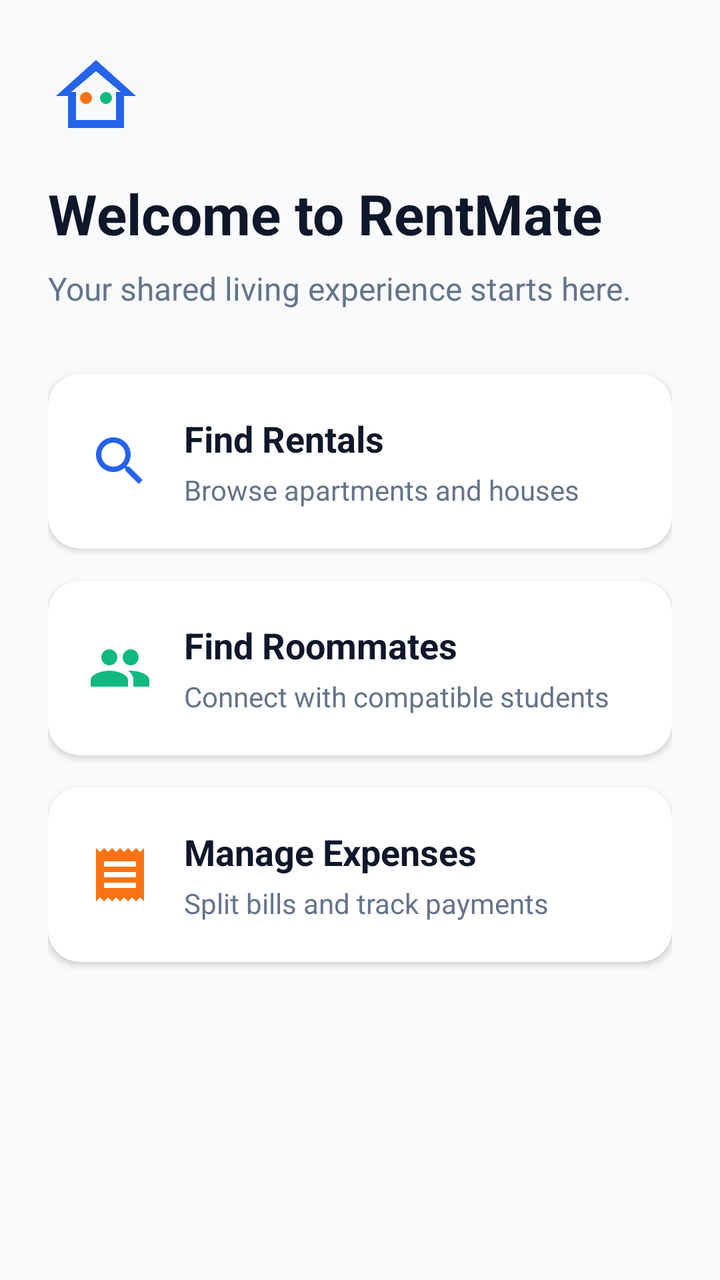
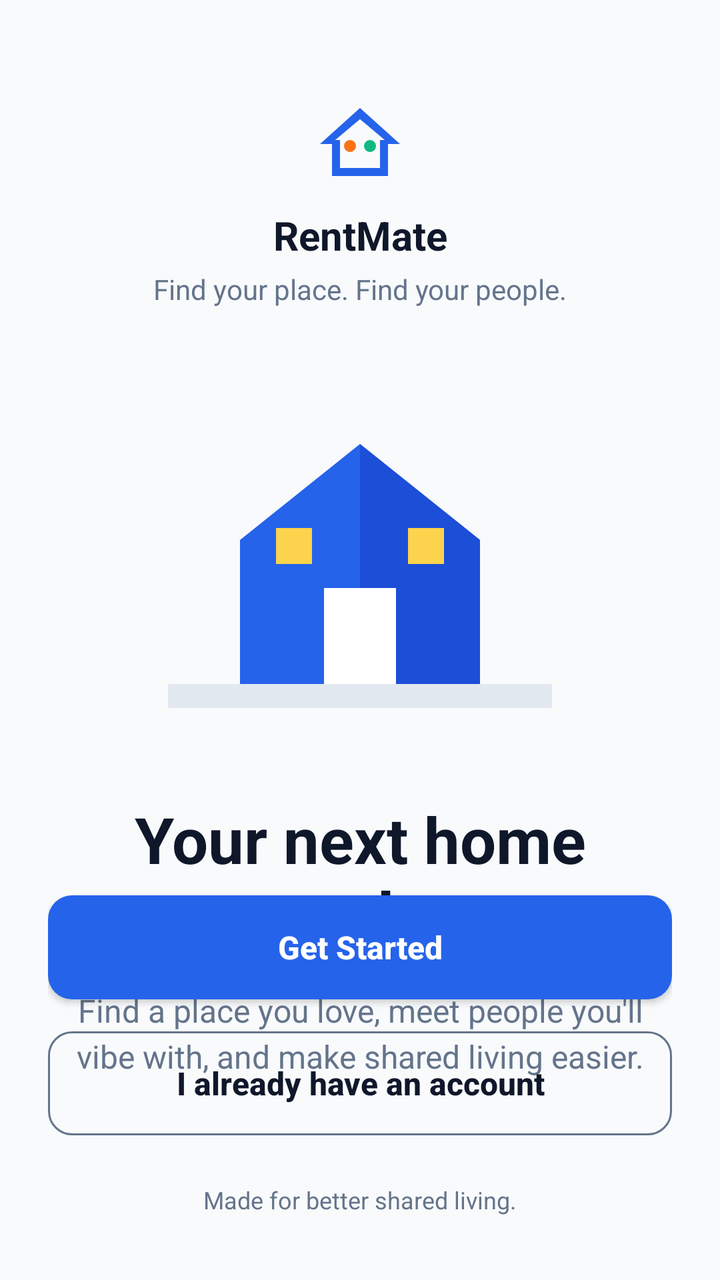

An Android layout rendered at two revisions. The XML below is the earlier revision; the diff shows what the commit changed to produce the second picture.
<!-- AndroidManifest.xml: application theme Theme.RentMate -->
<!-- res/layout/activity_main.xml -->
<?xml version="1.0" encoding="utf-8"?>
<ScrollView xmlns:android="http://schemas.android.com/apk/res/android"
    xmlns:app="http://schemas.android.com/apk/res-auto"
    xmlns:tools="http://schemas.android.com/tools"
    android:id="@+id/main"
    android:layout_width="match_parent"
    android:layout_height="match_parent"
    android:background="@color/background"
    tools:context=".activities.MainActivity">

    <LinearLayout
        android:layout_width="match_parent"
        android:layout_height="wrap_content"
        android:orientation="vertical"
        android:padding="24dp">

        <ImageView
            android:layout_width="48dp"
            android:layout_height="48dp"
            android:src="@drawable/ic_logo"
            android:layout_marginBottom="16dp"
            android:contentDescription="@string/app_name" />

        <TextView
            android:layout_width="wrap_content"
            android:layout_height="wrap_content"
            android:text="@string/welcome_to_rentmate"
            android:textColor="@color/dark_navy"
            android:textSize="28sp"
            android:textStyle="bold" />

        <TextView
            android:layout_width="wrap_content"
            android:layout_height="wrap_content"
            android:text="@string/welcome_subtitle"
            android:textColor="@color/slate"
            android:textSize="16sp"
            android:layout_marginTop="8dp"
            android:layout_marginBottom="32dp" />

        
        <com.google.android.material.card.MaterialCardView
            android:layout_width="match_parent"
            android:layout_height="wrap_content"
            android:layout_marginBottom="16dp"
            app:cardCornerRadius="16dp"
            app:cardElevation="2dp"
            app:strokeWidth="0dp">

            <LinearLayout
                android:layout_width="match_parent"
                android:layout_height="wrap_content"
                android:orientation="horizontal"
                android:padding="20dp"
                android:gravity="center_vertical">

                <ImageView
                    android:layout_width="32dp"
                    android:layout_height="32dp"
                    android:src="@drawable/ic_search"
                    android:contentDescription="@string/cd_search" />

                <LinearLayout
                    android:layout_width="0dp"
                    android:layout_height="wrap_content"
                    android:layout_weight="1"
                    android:orientation="vertical"
                    android:layout_marginStart="16dp">

                    <TextView
                        android:layout_width="wrap_content"
                        android:layout_height="wrap_content"
                        android:text="@string/find_rentals"
                        android:textSize="18sp"
                        android:textStyle="bold"
                        android:textColor="@color/dark_navy" />

                    <TextView
                        android:layout_width="wrap_content"
                        android:layout_height="wrap_content"
                        android:text="@string/find_rentals_desc"
                        android:textSize="14sp"
                        android:textColor="@color/slate"
                        android:layout_marginTop="4dp" />
                </LinearLayout>
            </LinearLayout>
        </com.google.android.material.card.MaterialCardView>

        
        <com.google.android.material.card.MaterialCardView
            android:layout_width="match_parent"
            android:layout_height="wrap_content"
            android:layout_marginBottom="16dp"
            app:cardCornerRadius="16dp"
            app:cardElevation="2dp"
            app:strokeWidth="0dp">

            <LinearLayout
                android:layout_width="match_parent"
                android:layout_height="wrap_content"
                android:orientation="horizontal"
                android:padding="20dp"
                android:gravity="center_vertical">

                <ImageView
                    android:layout_width="32dp"
                    android:layout_height="32dp"
                    android:src="@drawable/ic_people"
                    android:contentDescription="@string/cd_people" />

                <LinearLayout
                    android:layout_width="0dp"
                    android:layout_height="wrap_content"
                    android:layout_weight="1"
                    android:orientation="vertical"
                    android:layout_marginStart="16dp">

                    <TextView
                        android:layout_width="wrap_content"
                        android:layout_height="wrap_content"
                        android:text="@string/find_roommates"
                        android:textSize="18sp"
                        android:textStyle="bold"
                        android:textColor="@color/dark_navy" />

                    <TextView
                        android:layout_width="wrap_content"
                        android:layout_height="wrap_content"
                        android:text="@string/find_roommates_desc"
                        android:textSize="14sp"
                        android:textColor="@color/slate"
                        android:layout_marginTop="4dp" />
                </LinearLayout>
            </LinearLayout>
        </com.google.android.material.card.MaterialCardView>

        
        <com.google.android.material.card.MaterialCardView
            android:layout_width="match_parent"
            android:layout_height="wrap_content"
            android:layout_marginBottom="16dp"
            app:cardCornerRadius="16dp"
            app:cardElevation="2dp"
            app:strokeWidth="0dp">

            <LinearLayout
                android:layout_width="match_parent"
                android:layout_height="wrap_content"
                android:orientation="horizontal"
                android:padding="20dp"
                android:gravity="center_vertical">

                <ImageView
                    android:layout_width="32dp"
                    android:layout_height="32dp"
                    android:src="@drawable/ic_receipt"
                    android:contentDescription="@string/cd_receipt" />

                <LinearLayout
                    android:layout_width="0dp"
                    android:layout_height="wrap_content"
                    android:layout_weight="1"
                    android:orientation="vertical"
                    android:layout_marginStart="16dp">

                    <TextView
                        android:layout_width="wrap_content"
                        android:layout_height="wrap_content"
                        android:text="@string/manage_expenses"
                        android:textSize="18sp"
                        android:textStyle="bold"
                        android:textColor="@color/dark_navy" />

                    <TextView
                        android:layout_width="wrap_content"
                        android:layout_height="wrap_content"
                        android:text="@string/manage_expenses_desc"
                        android:textSize="14sp"
                        android:textColor="@color/slate"
                        android:layout_marginTop="4dp" />
                </LinearLayout>
            </LinearLayout>
        </com.google.android.material.card.MaterialCardView>

    </LinearLayout>
</ScrollView>
<!-- resources referenced by this layout -->
<resources>
  <color name="background">#F8FAFC</color>
  <color name="dark_navy">#0F172A</color>
  <color name="slate">#64748B</color>
  <!-- drawable ic_people (drawable) -->
  <vector xmlns:android="http://schemas.android.com/apk/res/android"
      android:width="24dp"
      android:height="24dp"
      android:viewportWidth="24"
      android:viewportHeight="24"
      android:tint="#10B981">
      <path
          android:fillColor="@android:color/white"
          android:pathData="M16 11c1.66 0 2.99-1.34 2.99-3S17.66 5 16 5c-1.66 0-3 1.34-3 3s1.34 3 3 3zm-8 0c1.66 0 2.99-1.34 2.99-3S9.66 5 8 5C6.34 5 5 6.34 5 8s1.34 3 3 3zm0 2c-2.33 0-7 1.17-7 3.5V19h14v-2.5c0-2.33-4.67-3.5-7-3.5zm8 0c-.29 0-.62.02-.97.05 1.16.84 1.97 1.97 1.97 3.45V19h6v-2.5c0-2.33-4.67-3.5-7-3.5z"/>
  </vector>
  <!-- drawable ic_receipt (drawable) -->
  <vector xmlns:android="http://schemas.android.com/apk/res/android"
      android:width="24dp"
      android:height="24dp"
      android:viewportWidth="24"
      android:viewportHeight="24"
      android:tint="#F97316">
      <path
          android:fillColor="@android:color/white"
          android:pathData="M18 17H6v-2h12v2zm0-4H6v-2h12v2zm0-4H6V7h12v2zM3 22l1.5-1.5L6 22l1.5-1.5L9 22l1.5-1.5L12 22l1.5-1.5L15 22l1.5-1.5L18 22l1.5-1.5L21 22V2l-1.5 1.5L18 2l-1.5 1.5L15 2l-1.5 1.5L12 2l-1.5 1.5L9 2 7.5 3.5 6 2 4.5 3.5 3 2v20z"/>
  </vector>
  <!-- drawable ic_search (drawable) -->
  <vector xmlns:android="http://schemas.android.com/apk/res/android"
      android:width="24dp"
      android:height="24dp"
      android:viewportWidth="24"
      android:viewportHeight="24"
      android:tint="#2563EB">
      <path
          android:fillColor="@android:color/white"
          android:pathData="M15.5,14h-0.79l-0.28,-0.27C15.41,12.59 16,11.11 16,9.5 16,5.91 13.09,3 9.5,3S3,5.91 3,9.5 5.91,16 9.5,16c1.61,0 3.09,-0.59 4.23,-1.57l0.27,0.28v0.79l5,4.99L20.49,19l-4.99,-5zM9.5,14C7.01,14 5,11.99 5,9.5S7.01,5 9.5,5 14,7.01 14,9.5 11.99,14 9.5,14z"/>
  </vector>
  <string name="app_name">RentMate</string>
  <string name="cd_people">People</string>
  <string name="cd_receipt">Receipt</string>
  <string name="cd_search">Search</string>
  <string name="find_rentals">Find Rentals</string>
  <string name="find_rentals_desc">Browse apartments and houses</string>
  <string name="find_roommates">Find Roommates</string>
  <string name="find_roommates_desc">Connect with compatible students</string>
  <string name="manage_expenses">Manage Expenses</string>
  <string name="manage_expenses_desc">Split bills and track payments</string>
  <string name="welcome_subtitle">Your shared living experience starts here.</string>
  <string name="welcome_to_rentmate">Welcome to RentMate</string>
  <style name="Theme.RentMate" parent="Base.Theme.RentMate" />
  <color name="primary">#2563EB</color>
  <color name="primary_dark">#1D4ED8</color>
  <color name="white">#FFFFFF</color>
  <color name="emerald">#10B981</color>
  <color name="coral">#F43F5E</color>
  <style name="Widget.RentMate.CardView" parent="Widget.MaterialComponents.CardView">
          <item name="cardCornerRadius">@dimen/corner_radius_large</item>
          <item name="cardElevation">@dimen/card_elevation</item>
          <item name="cardBackgroundColor">@color/white</item>
          <item name="strokeWidth">0dp</item>
      </style>
  <style name="Widget.RentMate.Button" parent="Widget.MaterialComponents.Button">
          <item name="cornerRadius">@dimen/corner_radius_medium</item>
          <item name="android:paddingTop">14dp</item>
          <item name="android:paddingBottom">14dp</item>
          <item name="android:minHeight">@dimen/button_height</item>
          <item name="android:insetTop">0dp</item>
          <item name="android:insetBottom">0dp</item>
      </style>
  <dimen name="corner_radius_large">16dp</dimen>
  <dimen name="card_elevation">2dp</dimen>
  <dimen name="corner_radius_medium">12dp</dimen>
  <dimen name="button_height">52dp</dimen>
  <!-- unchanged entries left out for length: 2 -->
</resources>

<!-- the commit's change to res/layout/activity_main.xml (unified diff, before → after) -->
@@ -1,5 +1,5 @@
 <?xml version="1.0" encoding="utf-8"?>
-<ScrollView xmlns:android="http://schemas.android.com/apk/res/android"
+<androidx.constraintlayout.widget.ConstraintLayout xmlns:android="http://schemas.android.com/apk/res/android"
     xmlns:app="http://schemas.android.com/apk/res-auto"
     xmlns:tools="http://schemas.android.com/tools"
     android:id="@+id/main"
@@ -8,179 +8,124 @@
     android:background="@color/background"
     tools:context=".activities.MainActivity">
 
-    <LinearLayout
+    <ScrollView
         android:layout_width="match_parent"
-        android:layout_height="wrap_content"
-        android:orientation="vertical"
-        android:padding="24dp">
+        android:layout_height="match_parent"
+        android:fillViewport="true">
 
-        <ImageView
-            android:layout_width="48dp"
-            android:layout_height="48dp"
-            android:src="@drawable/ic_logo"
-            android:layout_marginBottom="16dp"
-            android:contentDescription="@string/app_name" />
-
-        <TextView
-            android:layout_width="wrap_content"
-            android:layout_height="wrap_content"
-            android:text="@string/welcome_to_rentmate"
-            android:textColor="@color/dark_navy"
-            android:textSize="28sp"
-            android:textStyle="bold" />
-
-        <TextView
-            android:layout_width="wrap_content"
-            android:layout_height="wrap_content"
-            android:text="@string/welcome_subtitle"
-            android:textColor="@color/slate"
-            android:textSize="16sp"
-            android:layout_marginTop="8dp"
-            android:layout_marginBottom="32dp" />
-
-        
-        <com.google.android.material.card.MaterialCardView
+        <androidx.constraintlayout.widget.ConstraintLayout
             android:layout_width="match_parent"
             android:layout_height="wrap_content"
-            android:layout_marginBottom="16dp"
-            app:cardCornerRadius="16dp"
-            app:cardElevation="2dp"
-            app:strokeWidth="0dp">
+            android:padding="24dp">
 
-            <LinearLayout
+            <ImageView
+                android:id="@+id/ivLogo"
+                android:layout_width="48dp"
+                android:layout_height="48dp"
+                android:src="@drawable/ic_logo"
+                android:contentDescription="@string/cd_logo"
+                app:layout_constraintTop_toTopOf="parent"
+                app:layout_constraintStart_toStartOf="parent"
+                app:layout_constraintEnd_toEndOf="parent"
+                android:layout_marginTop="24dp" />
+
+            <TextView
+                android:id="@+id/tvAppName"
+                android:layout_width="wrap_content"
+                android:layout_height="wrap_content"
+                android:text="@string/app_name"
+                android:textSize="20sp"
+                android:textStyle="bold"
+                android:textColor="@color/dark_navy"
+                app:layout_constraintTop_toBottomOf="@id/ivLogo"
+                app:layout_constraintStart_toStartOf="parent"
+                app:layout_constraintEnd_toEndOf="parent"
+                android:layout_marginTop="8dp" />
+
+            <TextView
+                android:id="@+id/tvTagline"
+                android:layout_width="wrap_content"
+                android:layout_height="wrap_content"
+                android:text="@string/splash_tagline"
+                android:textSize="14sp"
+                android:textColor="@color/slate"
+                app:layout_constraintTop_toBottomOf="@id/tvAppName"
+                app:layout_constraintStart_toStartOf="parent"
+                app:layout_constraintEnd_toEndOf="parent"
+                android:layout_marginTop="4dp" />
+
+            <ImageView
+                android:id="@+id/ivIllustration"
+                android:layout_width="0dp"
+                android:layout_height="180dp"
+                android:src="@drawable/ic_illustration_home"
+                android:contentDescription="@string/cd_illustration"
+                app:layout_constraintTop_toBottomOf="@id/tvTagline"
+                app:layout_constraintStart_toStartOf="parent"
+                app:layout_constraintEnd_toEndOf="parent"
+                android:layout_marginTop="32dp" />
+
+            <TextView
+                android:id="@+id/tvHeading"
+                android:layout_width="0dp"
+                android:layout_height="wrap_content"
+                android:text="@string/welcome_heading"
+                android:textSize="32sp"
+                android:textStyle="bold"
+                android:textColor="@color/dark_navy"
+                android:textAlignment="center"
+                app:layout_constraintTop_toBottomOf="@id/ivIllustration"
+                app:layout_constraintStart_toStartOf="parent"
+                app:layout_constraintEnd_toEndOf="parent"
+                android:layout_marginTop="32dp" />
+
+            <TextView
+                android:id="@+id/tvDesc"
+                android:layout_width="0dp"
+                android:layout_height="wrap_content"
+                android:text="@string/welcome_description"
+                android:textSize="16sp"
+                android:textColor="@color/slate"
+                android:textAlignment="center"
+                android:lineSpacingExtra="4dp"
+                app:layout_constraintTop_toBottomOf="@id/tvHeading"
+                app:layout_constraintStart_toStartOf="parent"
+                app:layout_constraintEnd_toEndOf="parent"
+                android:layout_marginTop="16dp" />
+
+            <com.google.android.material.button.MaterialButton
+                android:id="@+id/btnGetStarted"
                 android:layout_width="match_parent"
                 android:layout_height="wrap_content"
-                android:orientation="horizontal"
-                android:padding="20dp"
-                android:gravity="center_vertical">
+                android:text="@string/get_started"
+                app:layout_constraintBottom_toTopOf="@id/btnLogin"
+                app:layout_constraintStart_toStartOf="parent"
+                app:layout_constraintEnd_toEndOf="parent"
+                android:layout_marginBottom="16dp" />
 
-                <ImageView
-                    android:layout_width="32dp"
-                    android:layout_height="32dp"
-                    android:src="@drawable/ic_search"
-                    android:contentDescription="@string/cd_search" />
-
-                <LinearLayout
-                    android:layout_width="0dp"
-                    android:layout_height="wrap_content"
-                    android:layout_weight="1"
-                    android:orientation="vertical"
-                    android:layout_marginStart="16dp">
-
-                    <TextView
-                        android:layout_width="wrap_content"
-                        android:layout_height="wrap_content"
-                        android:text="@string/find_rentals"
-                        android:textSize="18sp"
-                        android:textStyle="bold"
-                        android:textColor="@color/dark_navy" />
-
-                    <TextView
-                        android:layout_width="wrap_content"
-                        android:layout_height="wrap_content"
-                        android:text="@string/find_rentals_desc"
-                        android:textSize="14sp"
-                        android:textColor="@color/slate"
-                        android:layout_marginTop="4dp" />
-                </LinearLayout>
-            </LinearLayout>
-        </com.google.android.material.card.MaterialCardView>
-
-        
-        <com.google.android.material.card.MaterialCardView
-            android:layout_width="match_parent"
-            android:layout_height="wrap_content"
-            android:layout_marginBottom="16dp"
-            app:cardCornerRadius="16dp"
-            app:cardElevation="2dp"
-            app:strokeWidth="0dp">
-
-            <LinearLayout
+            <com.google.android.material.button.MaterialButton
+                android:id="@+id/btnLogin"
+                style="@style/Widget.RentMate.Button.Outlined"
                 android:layout_width="match_parent"
                 android:layout_height="wrap_content"
-                android:orientation="horizontal"
-                android:padding="20dp"
-                android:gravity="center_vertical">
+                android:text="@string/already_have_account"
+                app:layout_constraintBottom_toTopOf="@id/tvFooter"
+                app:layout_constraintStart_toStartOf="parent"
+                app:layout_constraintEnd_toEndOf="parent"
+                android:layout_marginBottom="24dp" />
 
-                <ImageView
-                    android:layout_width="32dp"
-                    android:layout_height="32dp"
-                    android:src="@drawable/ic_people"
-                    android:contentDescription="@string/cd_people" />
+            <TextView
+                android:id="@+id/tvFooter"
+                android:layout_width="wrap_content"
+                android:layout_height="wrap_content"
+                android:text="@string/welcome_footer"
+                android:textSize="12sp"
+                android:textColor="@color/slate"
+                app:layout_constraintBottom_toBottomOf="parent"
+                app:layout_constraintStart_toStartOf="parent"
+                app:layout_constraintEnd_toEndOf="parent"
+                android:layout_marginBottom="8dp" />
 
-                <LinearLayout
-                    android:layout_width="0dp"
-                    android:layout_height="wrap_content"
-                    android:layout_weight="1"
-                    android:orientation="vertical"
-                    android:layout_marginStart="16dp">
-
-                    <TextView
-                        android:layout_width="wrap_content"
-                        android:layout_height="wrap_content"
-                        android:text="@string/find_roommates"
-                        android:textSize="18sp"
-                        android:textStyle="bold"
-                        android:textColor="@color/dark_navy" />
-
-                    <TextView
-                        android:layout_width="wrap_content"
-                        android:layout_height="wrap_content"
-                        android:text="@string/find_roommates_desc"
-                        android:textSize="14sp"
-                        android:textColor="@color/slate"
-                        android:layout_marginTop="4dp" />
-                </LinearLayout>
-            </LinearLayout>
-        </com.google.android.material.card.MaterialCardView>
-
-        
-        <com.google.android.material.card.MaterialCardView
-            android:layout_width="match_parent"
-            android:layout_height="wrap_content"
-            android:layout_marginBottom="16dp"
-            app:cardCornerRadius="16dp"
-            app:cardElevation="2dp"
-            app:strokeWidth="0dp">
-
-            <LinearLayout
-                android:layout_width="match_parent"
-                android:layout_height="wrap_content"
-                android:orientation="horizontal"
-                android:padding="20dp"
-                android:gravity="center_vertical">
-
-                <ImageView
-                    android:layout_width="32dp"
-                    android:layout_height="32dp"
-                    android:src="@drawable/ic_receipt"
-                    android:contentDescription="@string/cd_receipt" />
-
-                <LinearLayout
-                    android:layout_width="0dp"
-                    android:layout_height="wrap_content"
-                    android:layout_weight="1"
-                    android:orientation="vertical"
-                    android:layout_marginStart="16dp">
-
-                    <TextView
-                        android:layout_width="wrap_content"
-                        android:layout_height="wrap_content"
-                        android:text="@string/manage_expenses"
-                        android:textSize="18sp"
-                        android:textStyle="bold"
-                        android:textColor="@color/dark_navy" />
-
-                    <TextView
-                        android:layout_width="wrap_content"
-                        android:layout_height="wrap_content"
-                        android:text="@string/manage_expenses_desc"
-                        android:textSize="14sp"
-                        android:textColor="@color/slate"
-                        android:layout_marginTop="4dp" />
-                </LinearLayout>
-            </LinearLayout>
-        </com.google.android.material.card.MaterialCardView>
-
-    </LinearLayout>
-</ScrollView>
+        </androidx.constraintlayout.widget.ConstraintLayout>
+    </ScrollView>
+</androidx.constraintlayout.widget.ConstraintLayout>
<!-- resource entries referenced after the edit -->
@@ -3,51 +3,53 @@
   <color name="background">#F8FAFC</color>
   <color name="dark_navy">#0F172A</color>
   <color name="slate">#64748B</color>
-  <!-- drawable ic_people (drawable) -->
+  <!-- drawable ic_illustration_home (drawable) -->
   <vector xmlns:android="http://schemas.android.com/apk/res/android"
-      android:width="24dp"
-      android:height="24dp"
-      android:viewportWidth="24"
-      android:viewportHeight="24"
-      android:tint="#10B981">
+      android:width="200dp"
+      android:height="150dp"
+      android:viewportWidth="200"
+      android:viewportHeight="150">
+  
       <path
-          android:fillColor="@android:color/white"
-          android:pathData="M16 11c1.66 0 2.99-1.34 2.99-3S17.66 5 16 5c-1.66 0-3 1.34-3 3s1.34 3 3 3zm-8 0c1.66 0 2.99-1.34 2.99-3S9.66 5 8 5C6.34 5 5 6.34 5 8s1.34 3 3 3zm0 2c-2.33 0-7 1.17-7 3.5V19h14v-2.5c0-2.33-4.67-3.5-7-3.5zm8 0c-.29 0-.62.02-.97.05 1.16.84 1.97 1.97 1.97 3.45V19h6v-2.5c0-2.33-4.67-3.5-7-3.5z"/>
+          android:fillColor="#E2E8F0"
+          android:pathData="M20,130 L180,130 L180,140 L20,140 Z"/>
+  
+      <path
+          android:fillColor="#2563EB"
+          android:pathData="M50,130 L50,70 L100,30 L150,70 L150,130 Z"/>
+  
+      <path
+          android:fillColor="#1D4ED8"
+          android:pathData="M100,30 L150,70 L150,130 L100,130 Z"/>
+  
+      <path
+          android:fillColor="#FFFFFF"
+          android:pathData="M85,130 L85,90 L115,90 L115,130 Z"/>
+  
+      <path
+          android:fillColor="#FCD34D"
+          android:pathData="M65,65 L80,65 L80,80 L65,80 Z M120,65 L135,65 L135,80 L120,80 Z"/>
   </vector>
-  <!-- drawable ic_receipt (drawable) -->
-  <vector xmlns:android="http://schemas.android.com/apk/res/android"
-      android:width="24dp"
-      android:height="24dp"
-      android:viewportWidth="24"
-      android:viewportHeight="24"
-      android:tint="#F97316">
-      <path
-          android:fillColor="@android:color/white"
-          android:pathData="M18 17H6v-2h12v2zm0-4H6v-2h12v2zm0-4H6V7h12v2zM3 22l1.5-1.5L6 22l1.5-1.5L9 22l1.5-1.5L12 22l1.5-1.5L15 22l1.5-1.5L18 22l1.5-1.5L21 22V2l-1.5 1.5L18 2l-1.5 1.5L15 2l-1.5 1.5L12 2l-1.5 1.5L9 2 7.5 3.5 6 2 4.5 3.5 3 2v20z"/>
-  </vector>
-  <!-- drawable ic_search (drawable) -->
-  <vector xmlns:android="http://schemas.android.com/apk/res/android"
-      android:width="24dp"
-      android:height="24dp"
-      android:viewportWidth="24"
-      android:viewportHeight="24"
-      android:tint="#2563EB">
-      <path
-          android:fillColor="@android:color/white"
-          android:pathData="M15.5,14h-0.79l-0.28,-0.27C15.41,12.59 16,11.11 16,9.5 16,5.91 13.09,3 9.5,3S3,5.91 3,9.5 5.91,16 9.5,16c1.61,0 3.09,-0.59 4.23,-1.57l0.27,0.28v0.79l5,4.99L20.49,19l-4.99,-5zM9.5,14C7.01,14 5,11.99 5,9.5S7.01,5 9.5,5 14,7.01 14,9.5 11.99,14 9.5,14z"/>
-  </vector>
+  <string name="already_have_account">I already have an account</string>
   <string name="app_name">RentMate</string>
-  <string name="cd_people">People</string>
-  <string name="cd_receipt">Receipt</string>
-  <string name="cd_search">Search</string>
-  <string name="find_rentals">Find Rentals</string>
-  <string name="find_rentals_desc">Browse apartments and houses</string>
-  <string name="find_roommates">Find Roommates</string>
-  <string name="find_roommates_desc">Connect with compatible students</string>
-  <string name="manage_expenses">Manage Expenses</string>
-  <string name="manage_expenses_desc">Split bills and track payments</string>
-  <string name="welcome_subtitle">Your shared living experience starts here.</string>
-  <string name="welcome_to_rentmate">Welcome to RentMate</string>
+  <string name="cd_illustration">Illustration</string>
+  <string name="cd_logo">RentMate Logo</string>
+  <string name="get_started">Get Started</string>
+  <string name="splash_tagline">Find your place. Find your people.</string>
+  <string name="welcome_description">Find a place you love, meet people you\'ll vibe with, and make shared living easier.</string>
+  <string name="welcome_footer">Made for better shared living.</string>
+  <string name="welcome_heading">Your next home starts here.</string>
+  <style name="Widget.RentMate.Button.Outlined" parent="Widget.MaterialComponents.Button.OutlinedButton">
+          <item name="cornerRadius">@dimen/corner_radius_medium</item>
+          <item name="android:paddingTop">14dp</item>
+          <item name="android:paddingBottom">14dp</item>
+          <item name="android:minHeight">@dimen/button_height</item>
+          <item name="android:insetTop">0dp</item>
+          <item name="android:insetBottom">0dp</item>
+          <item name="strokeColor">@color/slate</item>
+          <item name="android:textColor">@color/dark_navy</item>
+          <item name="android:textAppearance">@style/TextAppearance.RentMate.Button</item>
+      </style>
   <style name="Theme.RentMate" parent="Base.Theme.RentMate" />
   <color name="primary">#2563EB</color>
   <color name="primary_dark">#1D4ED8</color>
@@ -67,11 +69,18 @@
           <item name="android:minHeight">@dimen/button_height</item>
           <item name="android:insetTop">0dp</item>
           <item name="android:insetBottom">0dp</item>
+          <item name="android:textAppearance">@style/TextAppearance.RentMate.Button</item>
       </style>
   <dimen name="corner_radius_large">16dp</dimen>
   <dimen name="card_elevation">2dp</dimen>
   <dimen name="corner_radius_medium">12dp</dimen>
   <dimen name="button_height">52dp</dimen>
+  <style name="TextAppearance.RentMate.Button" parent="TextAppearance.MaterialComponents.Button">
+          <item name="android:textSize">16sp</item>
+          <item name="android:textStyle">bold</item>
+          <item name="android:textAllCaps">false</item>
+          <item name="android:letterSpacing">0</item>
+      </style>
   <!-- unchanged entries left out for length: 2 -->
 </resources>
 
